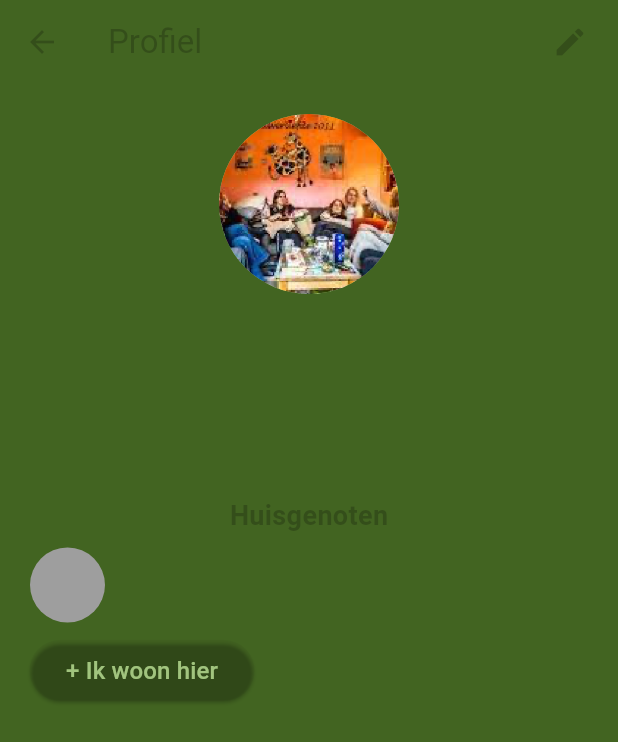
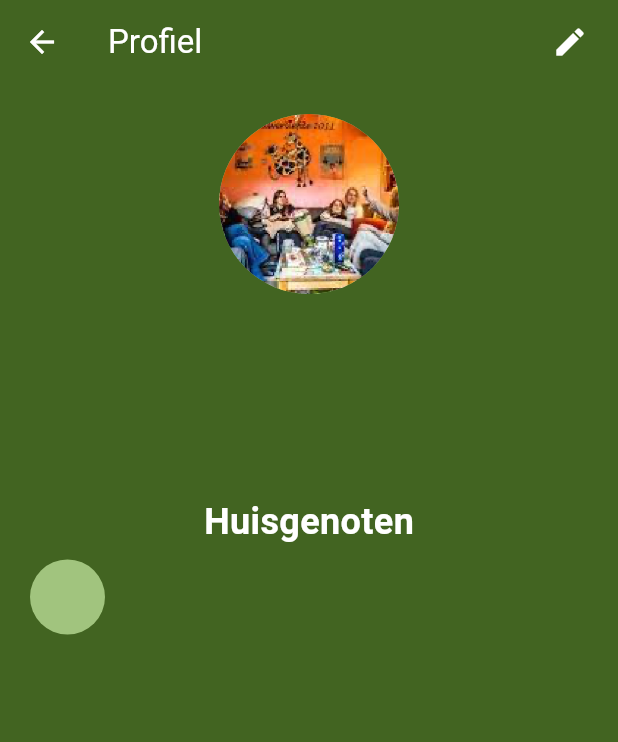
Before and after one commit to jorrit-jdjict/Huisgenot, a Flutter app: the HouseScreen screen opened directly, on a phone screen of 412 x 824 dp. Shown: the top 742 px of the screen. Run offline on Flutter 3.47's test engine with Material 3 defaults, Android fonts, the light colour scheme and no system bars; our stand-ins replace cloud_firestore, firebase_core, firebase_database, image_picker; accounts and stored records are empty.

Commit message:
Front-end update
styling lijkt nu meer op het design

```diff
--- a/huisgenot/lib/src/view/screens/house_screen.dart
+++ b/huisgenot/lib/src/view/screens/house_screen.dart
@@ -14,13 +14,14 @@ class HouseScreen extends StatelessWidget {
 
     return Scaffold(
       appBar: AppBar(
-        title: const Text('Profiel'),
+        title: const Text('Profiel', style: TextStyle(color: Colors.white)),
         leading: Container(
           margin: const EdgeInsets.all(8.0),
           child: IconButton(
             icon: const Icon(
               Icons.arrow_back,
               size: 24.0,
+              color: Colors.white,
             ),
             onPressed: () {
               Navigator.pop(context);
@@ -31,7 +32,10 @@ class HouseScreen extends StatelessWidget {
           Container(
             margin: const EdgeInsets.all(8.0),
             child: IconButton(
-              icon: const Icon(Icons.edit),
+              icon: const Icon(
+                Icons.edit,
+                color: Colors.white,
+              ),
               onPressed: () {
                 // Handle the edit button click
               },
@@ -84,8 +88,9 @@ class HouseScreen extends StatelessWidget {
                     const Text(
                       'Huisgenoten',
                       style: TextStyle(
-                        fontSize: 18,
+                        fontSize: 24,
                         fontWeight: FontWeight.bold,
+                        color: Colors.white,
                       ),
                     ),
                     FutureBuilder<List<User>>(
@@ -109,22 +114,6 @@ class HouseScreen extends StatelessWidget {
                           child: CircularProgressIndicator(),
                         );
                       },
-                    ),
-                    Row(
-                      children: [
-                        ElevatedButton(
-                          onPressed: () {
-                            // Handle the button click
-                          },
-                          style: ElevatedButton.styleFrom(
-                            backgroundColor: Color.fromARGB(0, 0, 0, 0),
-                          ),
-                          child: const Text(
-                            '+ Ik woon hier',
-                            style: TextStyle(fontSize: 16),
-                          ),
-                        ),
-                      ],
                     ),
                   ],
                 ),
@@ -152,20 +141,19 @@ class HouseScreen extends StatelessWidget {
           style: TextStyle(
             fontSize: 20,
             fontWeight: FontWeight.bold,
+            color: Colors.white,
           ),
         ),
         Text(
           house.address,
           style: TextStyle(
             fontSize: 16,
-            color: Colors.grey,
+            color: Color.fromARGB(255, 161, 196, 126),
           ),
         ),
         Text(
           house.description,
-          style: TextStyle(
-            fontSize: 16,
-          ),
+          style: TextStyle(fontSize: 16, color: Colors.white),
         ),
       ],
     );
@@ -175,7 +163,8 @@ class HouseScreen extends StatelessWidget {
     return Column(
       children: [
         for (User housemate in housemates)
-          _buildHousemate('${housemate.firstName} ${housemate.lastName}', housemate.bio),
+          _buildHousemate(
+              '${housemate.firstName} ${housemate.lastName}', housemate.bio),
       ],
     );
   }
@@ -187,7 +176,7 @@ class HouseScreen extends StatelessWidget {
         children: [
           CircleAvatar(
             radius: 25,
-            backgroundColor: Colors.grey,
+            backgroundColor: Color.fromARGB(255, 161, 196, 126),
           ),
           const SizedBox(width: 10),
           Column(
@@ -196,11 +185,14 @@ class HouseScreen extends StatelessWidget {
               Text(
                 name,
                 style: TextStyle(
-                  fontSize: 16,
-                  fontWeight: FontWeight.bold,
-                ),
+                    fontSize: 16,
+                    fontWeight: FontWeight.bold,
+                    color: Colors.white),
               ),
-              Text(bio),
+              Text(
+                bio,
+                style: TextStyle(color: Color.fromARGB(255, 161, 196, 126)),
+              ),
             ],
           ),
         ],
```
